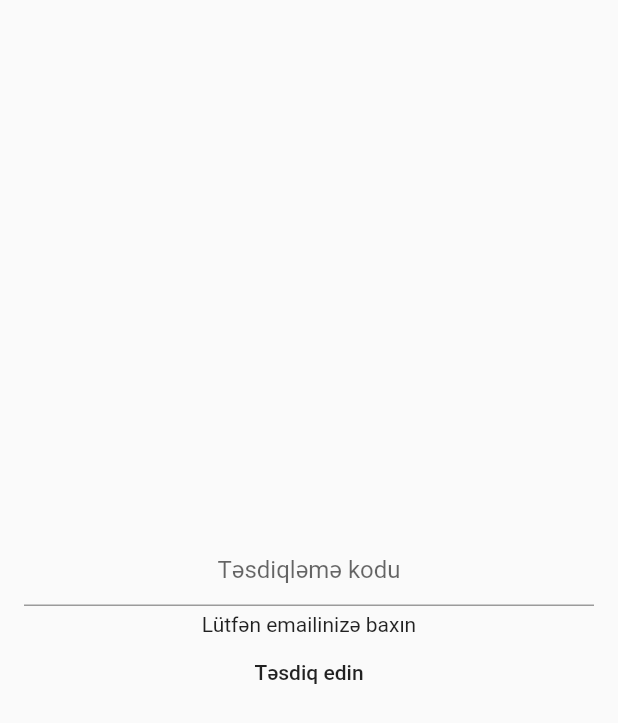
After one commit to quTurabqu/BaramaHackathonMobileClient, a Flutter app: the EmailVerification screen opened directly, on a phone screen of 412 x 824 dp. The commit adds this screen. Shown: the top 723 px of the screen. Run offline on Flutter 3.47's test engine with Material 2 defaults, Android fonts, the phone set to English and light mode, and no system bars.

Commit message:
Final commit before review

```diff
--- a/lib/custom_components.dart
+++ b/lib/custom_components.dart
@@ -122,6 +122,7 @@ class CustomComponents {
 
     return ListTile(
       title: TextFormField(
+        textAlign: TextAlign.center,
         keyboardType: type,
         decoration: InputDecoration(
           hintText: hint,
--- a/lib/pages/budget_page.dart
+++ b/lib/pages/budget_page.dart
@@ -2,7 +2,7 @@ import 'package:flutter/material.dart';
 
 
 import 'package:fintech/custom_components.dart';
-import 'package:fintech/builder_util_classes/Expense.dart';
+import 'package:fintech/util_files/Expense.dart';
 import 'loan_application.dart';
 
 
@@ -11,6 +11,8 @@ class StaticValues {
 }
 
 class BudgetPage extends StatefulWidget {
+
+
 
 
   BudgetPage(String sessionKey) {
@@ -29,6 +31,7 @@ class _BudgetPageState extends State<BudgetPage> {
   List<Expense> _dailyExpenses = [
     Expense('Washed my car', 10),
     Expense('My wive\'s birthday', 50),
+    Expense('Brought new shirt', 40),
   ];
 
   @override
--- /dev/null
+++ b/lib/pages/email_verification_page.dart
@@ -0,0 +1,69 @@
+import 'package:flutter/material.dart';
+
+
+import 'package:fintech/custom_components.dart';
+import 'package:fintech/api_reguests/api_request.dart';
+import 'login_page.dart';
+
+
+class EmailVerification extends StatefulWidget {
+  @override
+  State<StatefulWidget> createState() {
+    return _EmailVerificationState();
+  }
+}
+
+class _EmailVerificationState extends State<EmailVerification> {
+
+  TextEditingController verificationController = TextEditingController();
+
+  static String verificationTextString = 'Lütfən emailinizə baxın';
+
+  Text verificationText = Text(
+    verificationTextString,
+    textAlign: TextAlign.center,
+  );
+
+
+  @override
+  Widget build(BuildContext context) {
+    return Scaffold(
+      body: Center(
+        child: Column(
+          mainAxisAlignment: MainAxisAlignment.center,
+          crossAxisAlignment: CrossAxisAlignment.center,
+          children: <Widget>[
+            CustomComponents.aTextField(
+              'Təsdiqləmə kodu',
+              TextInputType.text,
+              verificationController,
+            ),
+            verificationText,
+            FlatButton(
+              child: Text('Təsdiq edin'),
+              onPressed: () {
+                print(verificationController.text);
+                verificationController.clear();
+                Future future = ApiRequest.postVerificationCode(verificationController.text);
+
+                future.then(
+                    (data) {
+                      setState(() {
+                        verificationTextString = 'Qeydiyyatınız tamamlandı';
+                        Navigator.push(
+                          context,
+                          MaterialPageRoute<LoginPage>(
+                            builder: (context) => LoginPage(),
+                          ),
+                        );
+                      });
+                    }
+                );
+              },
+            ),
+          ],
+        ),
+      ),
+    );
+  }
+}
--- a/lib/pages/loan_application.dart
+++ b/lib/pages/loan_application.dart
@@ -39,7 +39,7 @@ class _StateLoanApplicationPage extends State<LoanApplicationPage> {
         body: TabBarView(
           children: <Widget>[
             Center(
-              child: getSubmissionTab(),
+              child: SubmissionTab(),
             ),
             Center(
               child: getResponsesTab(),
```
Also changed, not shown: lib/api_reguests/api_request.dart (+92 -0 lines), lib/data/User.dart (added, +10 -0 lines), lib/data/user_expenses.dart (added, +20 -0 lines), lib/data/user_income.dart (added, +19 -0 lines), lib/pages/login_page.dart (+14 -16 lines), lib/pages/register_page.dart (+30 -7 lines), lib/tabs/application_submissions.dart (+21 -4 lines), lib/util_files/dynamic_to_string.dart (added, +9 -0 lines), lib/util_files/Expense.dart (renamed from lib/builder_util_classes/Expense.dart).
